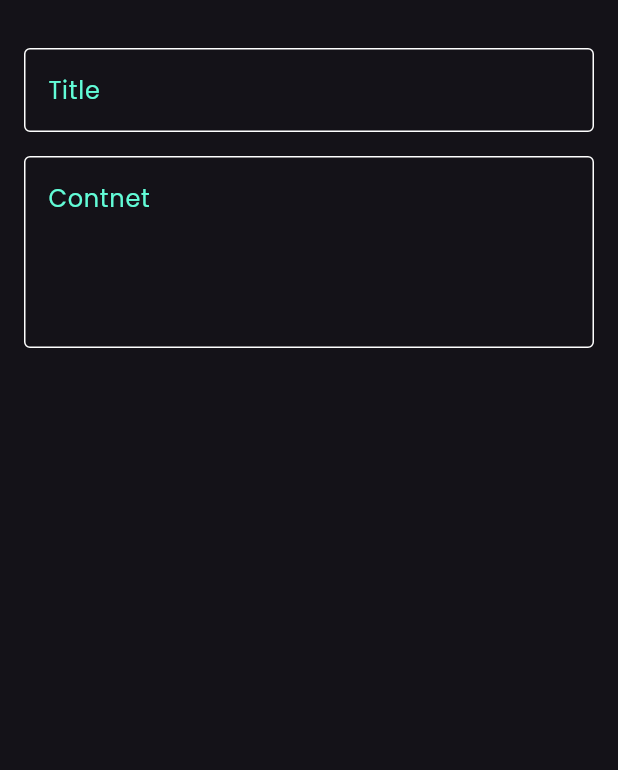
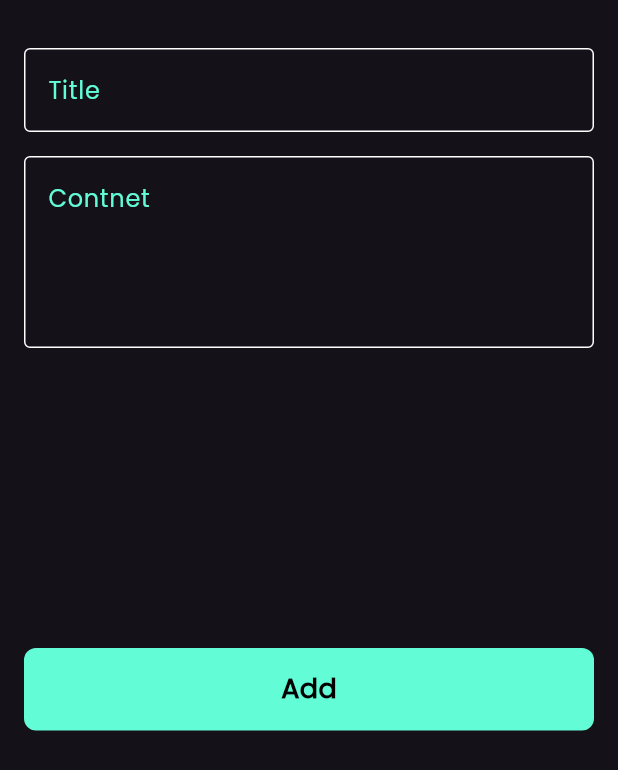
Before and after one commit to taha-majdlawi/note_app, a Flutter app: the AddNoteBottomSheet widget shown alone on an empty page, opened directly, on a phone screen of 412 x 824 dp. Shown: the top 770 px of the screen. Run offline on Flutter 3.47's test engine with Material 3 defaults, Android fonts, the phone set to English and light mode, and no system bars.

Commit message:
finish note bottom sheet

```diff
--- a/lib/widgets/add_note_bottom_sheet.dart
+++ b/lib/widgets/add_note_bottom_sheet.dart
@@ -1,4 +1,8 @@
+import 'dart:collection';
+
 import 'package:flutter/material.dart';
+import 'package:note_app/constents.dart';
+import 'package:note_app/widgets/custom_button.dart';
 import 'package:note_app/widgets/custome_textfeild.dart';
 
 class AddNoteBottomSheet extends StatelessWidget {
@@ -8,6 +12,7 @@ class AddNoteBottomSheet extends StatelessWidget {
   Widget build(BuildContext context) {
     return Padding(
       padding: const EdgeInsets.symmetric(horizontal: 16.0),
+      child: SingleChildScrollView(
         child: Column(
           children: [
             SizedBox(
@@ -23,7 +28,15 @@ class AddNoteBottomSheet extends StatelessWidget {
               hintText: 'Contnet',
               maxLines: 4,
             ),
+            SizedBox(
+              height: 200,
+            ),
+            CustomButton(),
+            SizedBox(
+              height: 24,
+            ),
           ],
+        ),
       ),
     );
   }
--- /dev/null
+++ b/lib/widgets/custom_button.dart
@@ -0,0 +1,26 @@
+
+import 'package:flutter/material.dart';
+import 'package:note_app/constents.dart';
+
+class CustomButton extends StatelessWidget {
+  const CustomButton({super.key});
+
+  @override
+  Widget build(BuildContext context) {
+    return Container(
+      width: MediaQuery.of(context).size.width,
+      height: 55,
+      decoration: BoxDecoration(
+        color: kPrimaryColor,
+        borderRadius: BorderRadius.circular(8),
+      ),
+      child: Center(
+        child: Text(
+          'Add',
+          style: TextStyle(
+              color: Colors.black, fontSize: 18, fontWeight: FontWeight.bold),
+        ),
+      ),
+    );
+  }
+}
```
Lines whose indentation alone changed are shown as unchanged.
